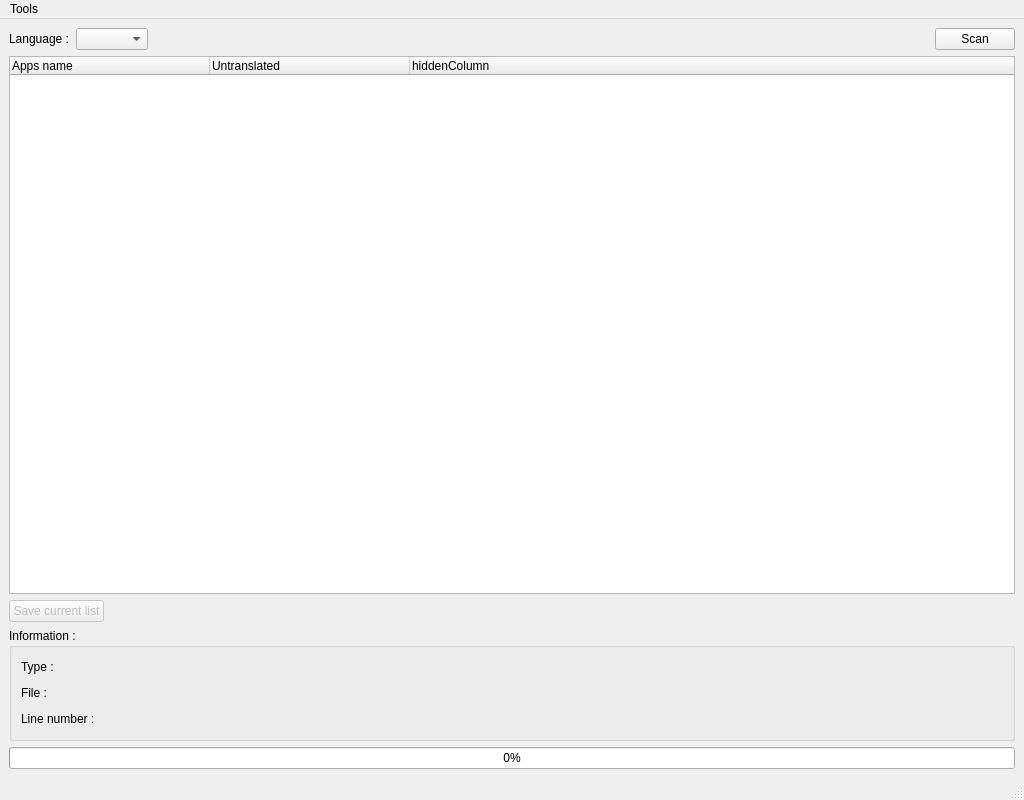
The window that source/MainWindow.ui (DelphinPETER/TranslationTools) describes before a commit, drawn with Qt 5.
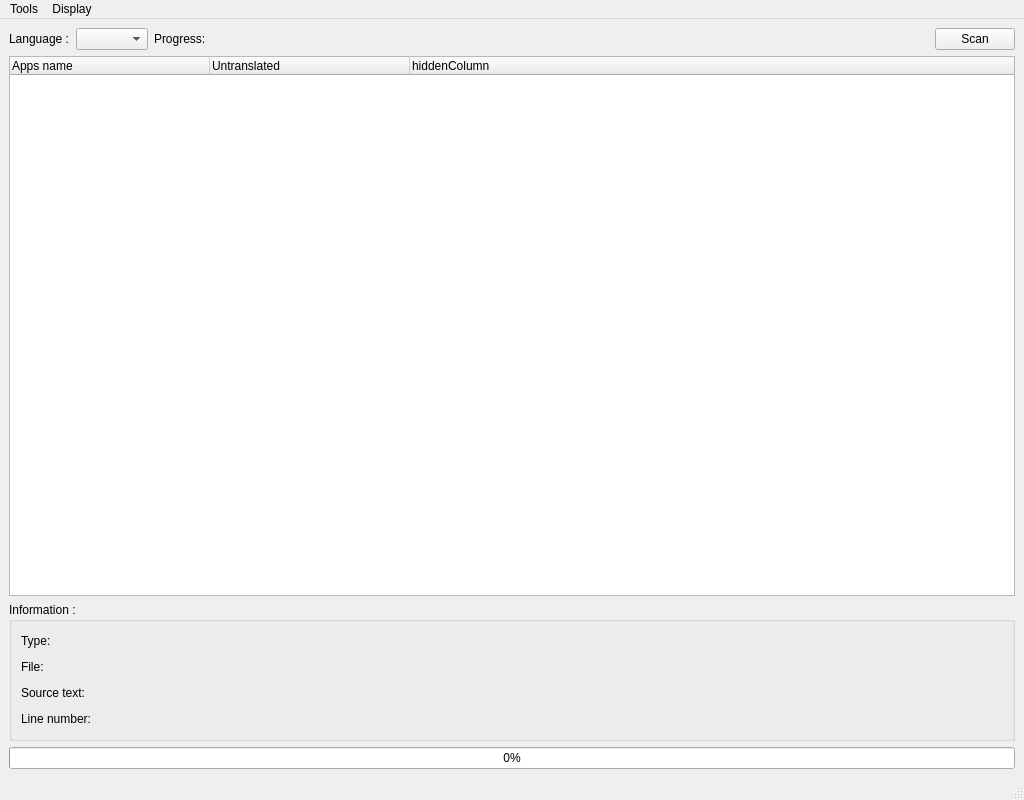
The same window after the commit. Icons and pictures are not drawn.

What changed in the file:
```diff
--- a/source/MainWindow.ui
+++ b/source/MainWindow.ui
@@ -32,7 +32,14 @@
        <widget class="QComboBox" name="combo_Language"/>
       </item>
       <item>
-       <widget class="QLabel" name="label_ProgressionTranslated">
+       <widget class="QLabel" name="label_Progression">
+        <property name="text">
+         <string>Progress:</string>
+        </property>
+       </widget>
+      </item>
+      <item>
+       <widget class="QLabel" name="label_progressCounter">
         <property name="text">
          <string/>
         </property>
@@ -91,33 +98,6 @@
       </column>
      </widget>
     </item>
-    <item>
-     <layout class="QHBoxLayout" name="Bottom">
-      <item>
-       <widget class="QPushButton" name="pushButton_saveCurrentList">
-        <property name="enabled">
-         <bool>false</bool>
-        </property>
-        <property name="text">
-         <string>Save current list</string>
-        </property>
-       </widget>
-      </item>
-      <item>
-       <spacer name="horizontalSpacer_bottom">
-        <property name="orientation">
-         <enum>Qt::Horizontal</enum>
-        </property>
-        <property name="sizeHint" stdset="0">
-         <size>
-          <width>40</width>
-          <height>20</height>
-         </size>
-        </property>
-       </spacer>
-      </item>
-     </layout>
-    </item>
     <item>
      <widget class="QGroupBox" name="groupBox_Information">
       <property name="title">
@@ -129,7 +109,7 @@
          <item>
           <widget class="QLabel" name="label_InfoTypeTitle">
            <property name="text">
-            <string>Type :</string>
+            <string>Type:</string>
            </property>
           </widget>
          </item>
@@ -184,7 +164,7 @@
             <locale language="English" country="UnitedStates"/>
            </property>
            <property name="text">
-            <string>File :</string>
+            <string>File:</string>
            </property>
           </widget>
          </item>
@@ -210,12 +190,43 @@
          </item>
         </layout>
        </item>
+       <item>
+        <layout class="QHBoxLayout" name="horizontalLayout">
+         <item>
+          <widget class="QLabel" name="label_sourceTextTitle">
+           <property name="text">
+            <string>Source text: </string>
+           </property>
+          </widget>
+         </item>
+         <item>
+          <widget class="QLabel" name="label_sourceTextText">
+           <property name="text">
+            <string/>
+           </property>
+          </widget>
+         </item>
+         <item>
+          <spacer name="horizontalSpacer">
+           <property name="orientation">
+            <enum>Qt::Horizontal</enum>
+           </property>
+           <property name="sizeHint" stdset="0">
+            <size>
+             <width>40</width>
+             <height>20</height>
+            </size>
+           </property>
+          </spacer>
+         </item>
+        </layout>
+       </item>
        <item>
         <layout class="QHBoxLayout" name="horizontalLayout_LineNumber">
          <item>
           <widget class="QLabel" name="label_LineNumberTitle">
            <property name="text">
-            <string>Line number :</string>
+            <string>Line number:</string>
            </property>
           </widget>
          </item>
@@ -274,7 +285,14 @@
     </property>
     <addaction name="actionOptions"/>
    </widget>
+   <widget class="QMenu" name="menuDisplay">
+    <property name="title">
+     <string>Display</string>
+    </property>
+    <addaction name="actionShow_unused_string"/>
+   </widget>
    <addaction name="menuOption"/>
+   <addaction name="menuDisplay"/>
   </widget>
   <widget class="QStatusBar" name="statusbar">
    <property name="mouseTracking">
```
Left out of the diff: 12 changed lines with no effect on the pictures.
